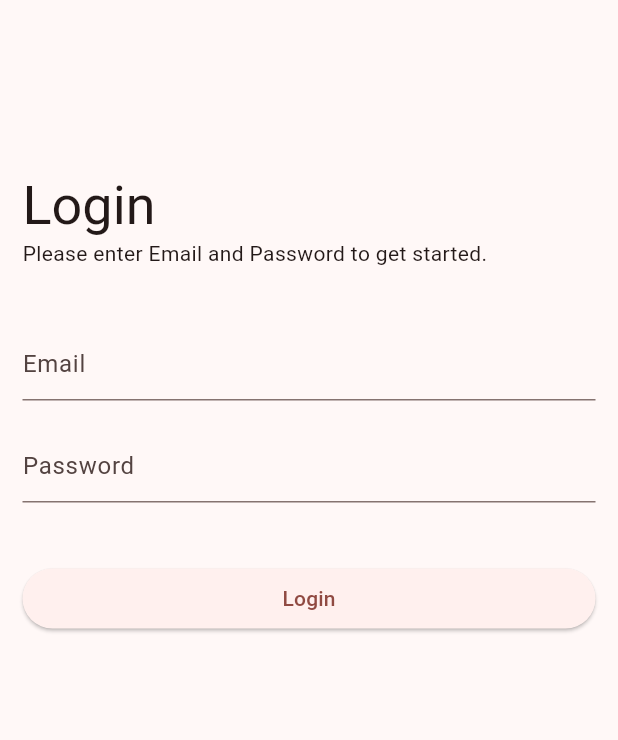
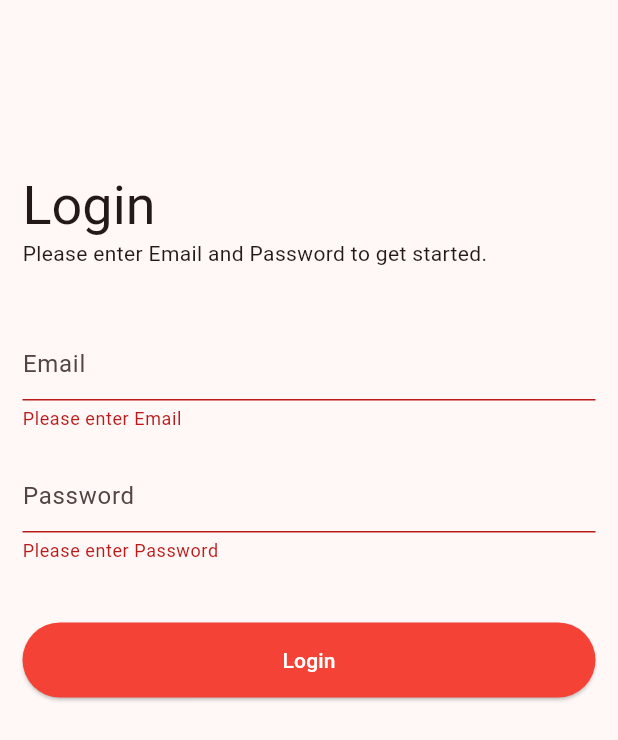
Before and after one commit to ushan-Tharuka/Flutter-Firebase-Blog-App, a Flutter app: the screen it shows after launch, after a tap on "Login", on a phone screen of 412 x 824 dp. Shown: the top 740 px of the screen. Run offline on Flutter 3.47's test engine with Material 3 defaults, Android fonts, the phone set to English and light mode, and no system bars.

Commit message:
create login screen

```diff
--- a/lib/main.dart
+++ b/lib/main.dart
@@ -14,9 +14,14 @@ class MyApp extends StatelessWidget {
       debugShowCheckedModeBanner: false,
       title: "Blog App",
       theme: ThemeData(
-        colorScheme: ColorScheme.fromSeed(seedColor: Colors.red),
-        useMaterial3: true
-      ),
+          colorScheme: ColorScheme.fromSeed(seedColor: Colors.red),
+          useMaterial3: true,
+          elevatedButtonTheme: ElevatedButtonThemeData(
+              style: ElevatedButton.styleFrom(
+            backgroundColor: Colors.red,
+            foregroundColor: Colors.white,
+            padding: const EdgeInsets.all(15)
+          ))),
       home: const SplashScreen(),
     );
   }
--- a/lib/screens/auth/login_screen.dart
+++ b/lib/screens/auth/login_screen.dart
@@ -8,30 +8,54 @@ class LoginScreen extends StatefulWidget {
 }
 
 class _LoginScreenState extends State<LoginScreen> {
+  //controller for get text from text feild
+  final email = TextEditingController();
+  final password = TextEditingController();
+  //validate form
+  final formKey = GlobalKey<FormState>();
+
   @override
   Widget build(BuildContext context) {
     return Scaffold(
-      body: ListView(
+      body: Form(
+        key: formKey,
+        child: ListView(
           padding: const EdgeInsets.all(15),
           children: [
             const SizedBox(height: 100),
             Text('Login', style: Theme.of(context).textTheme.displaySmall),
-          Text('Please enter Email and Password to get started.'),
+            const Text('Please enter Email and Password to get started.'),
             const SizedBox(height: 40),
             TextFormField(
-            decoration: InputDecoration(hintText: 'Email'),
+              decoration: const InputDecoration(hintText: 'Email'),
+              //if not Enter email
+              validator: (value) {
+                if (value!.isEmpty) {
+                  return 'Please enter Email';
+                }
+                return null;
+              },
             ),
             const SizedBox(height: 20),
             TextFormField(
-            decoration: InputDecoration(hintText: 'Password'),
+              decoration: const InputDecoration(hintText: 'Password'),
+              validator: (value) {
+                if (value!.isEmpty) {
+                  return 'Please enter Password';
+                }
+                return null;
+              },
             ),
             const SizedBox(height: 40),
             ElevatedButton(
-            onPressed: () {},
+              onPressed: () {
+                if (formKey.currentState!.validate()) {}
+              },
               child: const Text("Login"),
             ),
           ],
         ),
+      ),
     );
   }
 }
```
Lines whose indentation alone changed are shown as unchanged.
